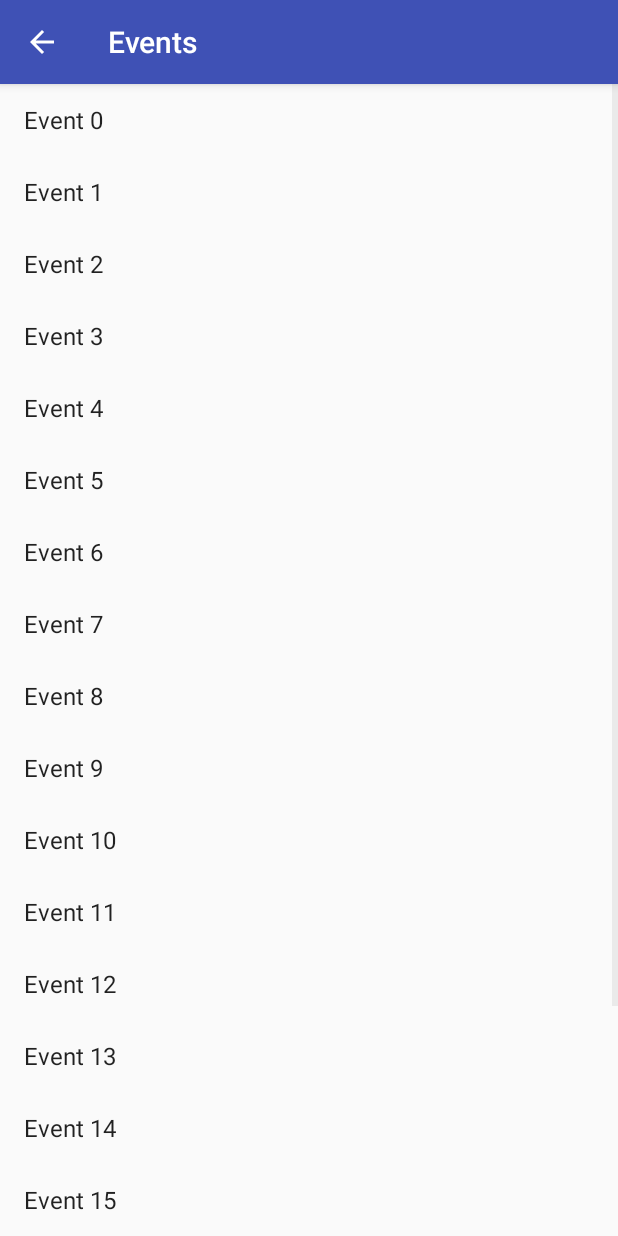
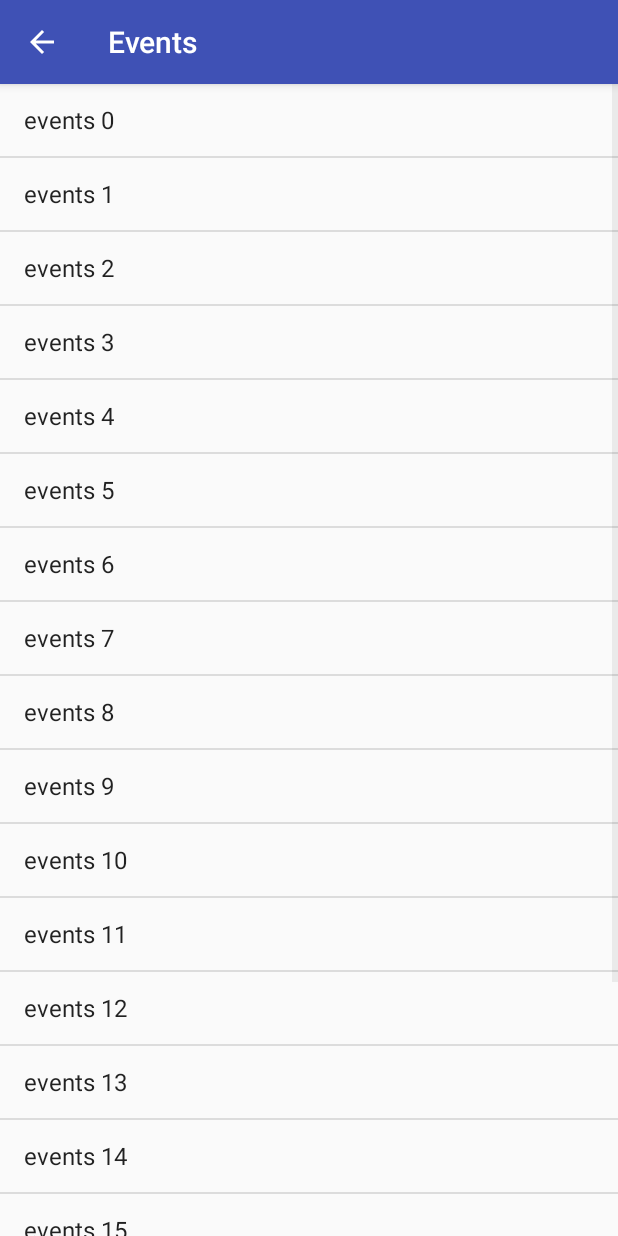
Before and after one commit to dturant/MeetApp, an Android app: the Events screen opened directly, with no data from a screen before it, on a phone screen of 412 x 824 dp. Run offline under Robolectric (Android 15) with nearby library versions, the phone set to English and light mode, and no system bars.

Commit message:
events list

```diff
--- a/app/src/main/java/com/example/dagna/meetapp/Events.java
+++ b/app/src/main/java/com/example/dagna/meetapp/Events.java
@@ -7,15 +7,17 @@ import android.support.v7.app.AppCompatActivity;
 import android.support.v7.widget.Toolbar;
 import android.view.View;
 import android.widget.ArrayAdapter;
+import android.widget.GridLayout;
 import android.widget.GridView;
+import android.widget.ImageView;
 import android.widget.ListView;
+import android.widget.TextView;
 
 import java.util.ArrayList;
 
 public class Events extends AppCompatActivity {
-
     //LIST OF ARRAY STRINGS WHICH WILL SERVE AS LIST ITEMS
-    ArrayList<String> gridItems=new ArrayList<String>();
+    ArrayList<String> listItems=new ArrayList<String>();
 
     //DEFINING A STRING ADAPTER WHICH WILL HANDLE THE DATA OF THE LISTVIEW
     ArrayAdapter<String> adapter;
@@ -29,18 +31,20 @@ public class Events extends AppCompatActivity {
 
         getSupportActionBar().setDisplayHomeAsUpEnabled(true);
 
-        GridView grid = (GridView) findViewById(R.id.gridEvents);
+
+
+        ListView list = (ListView) findViewById(R.id.events_list);
 
 
         for (int i=0; i<20; i++){
-            gridItems.add("Event " + String.valueOf(i));
+            listItems.add("events " + String.valueOf(i));
         }
 
         adapter=new ArrayAdapter<String>(this,
                 android.R.layout.simple_list_item_1,
-                gridItems);
+                listItems);
 
-        grid.setAdapter(adapter);
+        list.setAdapter(adapter);
 
 
     }
--- a/app/src/main/res/layout/content_events.xml
+++ b/app/src/main/res/layout/content_events.xml
@@ -8,8 +8,9 @@
     tools:context="com.example.dagna.meetapp.Events"
     tools:showIn="@layout/activity_events">
 
-    <GridView
-        android:id="@+id/gridEvents"
+
+    <ListView
+        android:id="@+id/events_list"
         android:layout_width="fill_parent"
         android:layout_height="fill_parent"
         android:layout_marginBottom="0dp"
@@ -20,8 +21,6 @@
         app:layout_constraintLeft_toLeftOf="parent"
         app:layout_constraintRight_toRightOf="parent"
         app:layout_constraintTop_toTopOf="parent"
-        app:layout_constraintHorizontal_bias="0.0"
-        app:layout_constraintVertical_bias="0.0" />
-
-
+        app:layout_constraintVertical_bias="0.0"
+        app:layout_constraintHorizontal_bias="0.0" />
 </android.support.constraint.ConstraintLayout>
```
